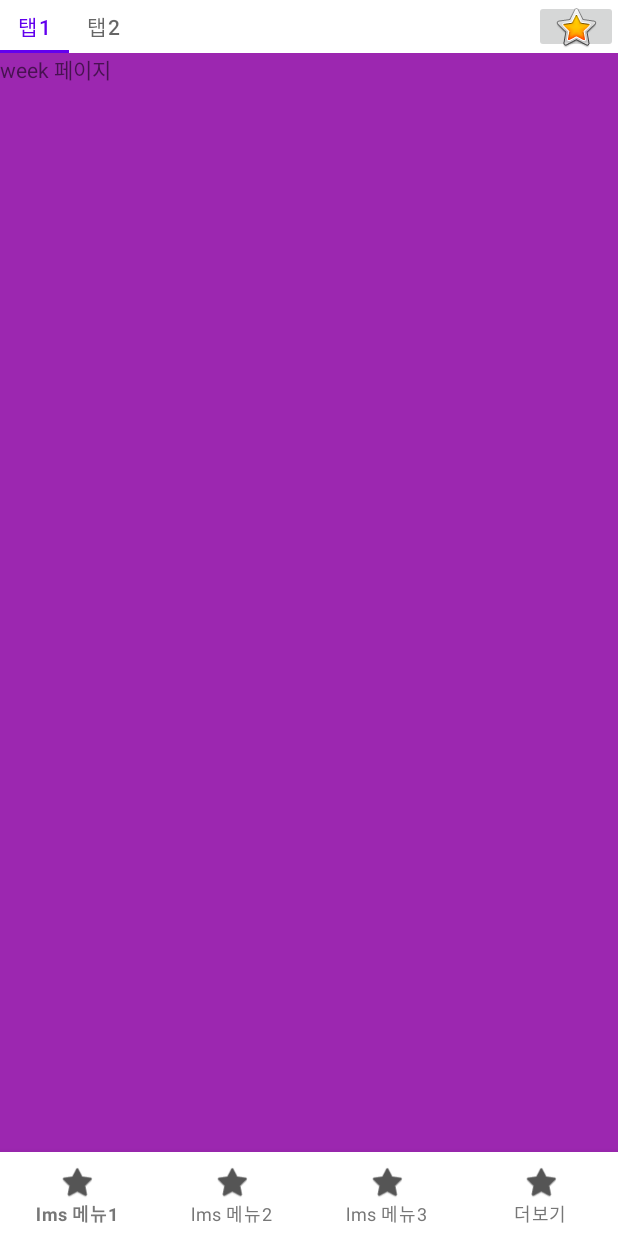
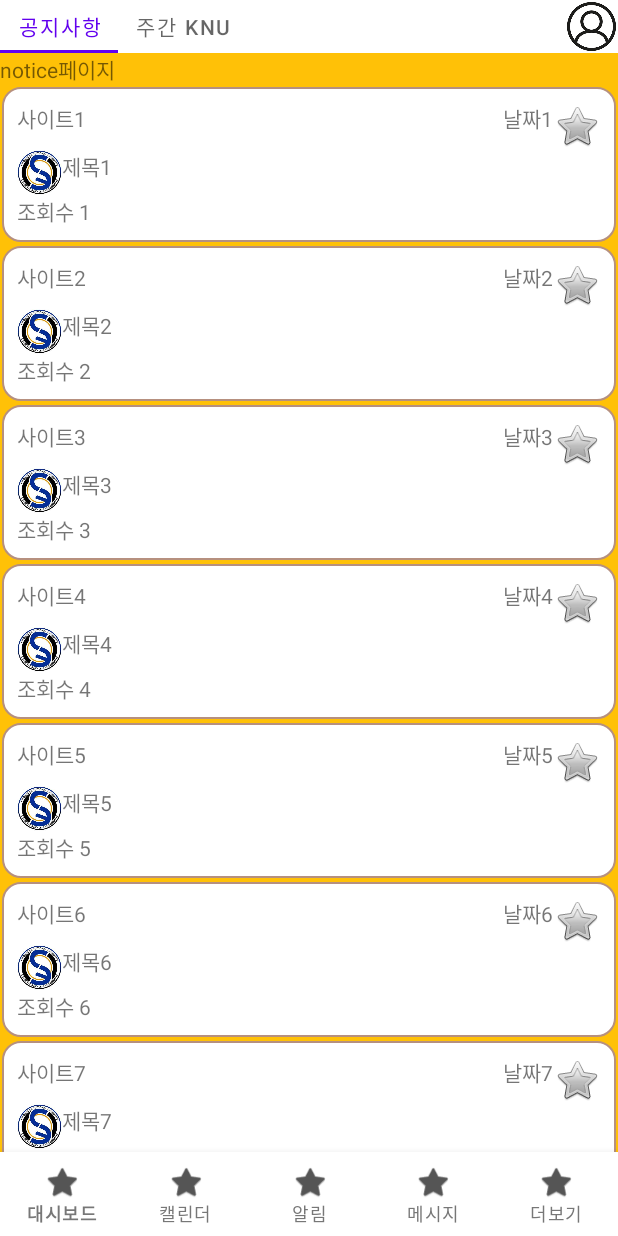
Before and after one commit to thumbzzero/mobile-app-programming-project, an Android app: the fragment MoreFragment placed in its activity, on a phone screen of 412 x 824 dp. Run offline under Robolectric (Android 15) with nearby library versions, the light colour scheme and no system bars.

Commit message:
메뉴 5개로 늘리고 setting->mypage로 액티비티명 수정

```diff
--- a/app/src/main/AndroidManifest.xml
+++ b/app/src/main/AndroidManifest.xml
@@ -21,7 +21,7 @@
                 android:value="" />
         </activity>
         <activity
-            android:name=".common.SettingActivity"
+            android:name=".common.MypageActivity"
             android:exported="false">
             <meta-data
                 android:name="android.app.lib_name"
--- a/app/src/main/java/com/example/mobileappproject/common/MainActivity.kt
+++ b/app/src/main/java/com/example/mobileappproject/common/MainActivity.kt
@@ -11,7 +11,7 @@ import com.example.mobileappproject.databinding.ActivityMainBinding
 
 class MainActivity : AppCompatActivity() {
     lateinit var fragment1: LmsMainFragment
-    lateinit var fragment4: MoreFragment
+    lateinit var fragment5: MoreFragment
     lateinit var fragmentManger:FragmentManager
 
     val initPageIndex:Int=1//처음 프래그먼트
@@ -49,6 +49,11 @@ class MainActivity : AppCompatActivity() {
                     Log.d("test", "4번 메뉴선택됨")
                     true
                 }
+                R.id.navigation_menu5 -> {
+                    changeFragment(5,true)
+                    Log.d("test", "5번 메뉴선택됨")
+                    true
+                }
             }
             false
         }
@@ -57,7 +62,7 @@ class MainActivity : AppCompatActivity() {
         if(!backBtnList.contains(index) && change) backBtnList.add(index)
 
         if(!::fragment1.isInitialized) fragment1 = LmsMainFragment()
-        if(!::fragment4.isInitialized) fragment4 = MoreFragment()
+        if(!::fragment5.isInitialized) fragment5 = MoreFragment()
         val transaction: FragmentTransaction = fragmentManger.beginTransaction()
         when(index){
             1->{
@@ -70,7 +75,10 @@ class MainActivity : AppCompatActivity() {
 
             }
             4->{
-                transaction.replace(R.id.fragment_container,fragment4).commit()
+
+            }
+            5->{
+                transaction.replace(R.id.fragment_container,fragment5).commit()
             }
         }
     }
--- a/app/src/main/java/com/example/mobileappproject/common/MoreFragment.kt
+++ b/app/src/main/java/com/example/mobileappproject/common/MoreFragment.kt
@@ -35,16 +35,15 @@ class MoreFragment : Fragment() {
 
         TabLayoutMediator(binding.tabLayout,binding.viewpager){tab,position->
             when(position){
-                0-> tab.text="탭1"
-                1-> tab.text="탭2"
+                0-> tab.text="공지사항"
+                1-> tab.text="주간 Knu"
             }
         }.attach()
 
-        binding.settingBtn.setOnClickListener {
+        binding.myPageImg.setOnClickListener {
             Log.d("test","액티비티 호출")
-            val intent =Intent(requireContext(), SettingActivity::class.java)
+            val intent =Intent(requireContext(), MypageActivity::class.java)
             startActivity(intent)
-            //(activity as MainActivity).overridePendingTransition(R.anim.none,R.anim.vertical_enter)
         }
 
 
--- a/app/src/main/java/com/example/mobileappproject/data/MyFragmentPagerAdapter.kt
+++ b/app/src/main/java/com/example/mobileappproject/data/MyFragmentPagerAdapter.kt
@@ -10,7 +10,7 @@ import com.example.mobileappproject.common.MoreWeekFragment
 class MyFragmentPagerAdapter(activity: FragmentActivity): FragmentStateAdapter(activity) {
     val fragments: List<Fragment>
     init {
-        fragments= listOf(MoreWeekFragment(), MoreNoticeFragment())
+        fragments= listOf( MoreNoticeFragment(),MoreWeekFragment())
         Log.d("test","Fragments size:${fragments.size}")
     }
 
--- a/app/src/main/res/anim/right_enter.xml
+++ b/app/src/main/res/anim/right_enter.xml
@@ -1,7 +1,7 @@
 <?xml version="1.0" encoding="utf-8"?>
 <set xmlns:android="http://schemas.android.com/apk/res/android">
     <translate
-        android:duration="300"
+        android:duration="200"
 
         android:fromXDelta="100%"
         android:interpolator="@android:anim/accelerate_decelerate_interpolator"
--- a/app/src/main/res/anim/vertical_enter.xml
+++ b/app/src/main/res/anim/right_exit.xml
@@ -1,8 +1,9 @@
 <?xml version="1.0" encoding="utf-8"?>
 <set xmlns:android="http://schemas.android.com/apk/res/android">
     <translate
-        android:duration="500"
-        android:fromYDelta="100%"
+        android:duration="200"
+
+        android:fromXDelta="0%"
         android:interpolator="@android:anim/accelerate_decelerate_interpolator"
-        android:toYDelta="0%" />
+        android:toXDelta="100%" />
 </set>
--- a/app/src/main/res/layout/activity_setting.xml
+++ b/app/src/main/res/layout/activity_mypage.xml
@@ -5,12 +5,12 @@
     android:layout_width="match_parent"
     android:layout_height="match_parent"
     android:orientation="vertical"
-    tools:context=".common.SettingActivity">
+    tools:context=".common.MypageActivity">
 
     <ImageView
         android:id="@+id/backBtn"
-        android:layout_width="30dp"
-        android:layout_height="30dp"
+        android:layout_width="25dp"
+        android:layout_height="25dp"
         android:layout_margin="10dp"
         app:srcCompat="@drawable/back_icon" />
 </LinearLayout>
--- a/app/src/main/res/layout/fragment_more.xml
+++ b/app/src/main/res/layout/fragment_more.xml
@@ -7,6 +7,8 @@
     android:orientation="vertical"
     tools:context=".common.MoreFragment">
 
+
+
     <LinearLayout
         android:layout_width="match_parent"
         android:layout_height="35dp"
@@ -15,27 +17,24 @@
         <com.google.android.material.tabs.TabLayout
             android:id="@+id/tabLayout"
             android:layout_width="wrap_content"
-            android:layout_gravity="start"
             android:layout_height="match_parent" />
 
         <View
             android:layout_width="0dp"
-            android:layout_height="0dp"
+            android:layout_height="match_parent"
             android:layout_weight="1" />
-
-        <ImageButton
-            android:id="@+id/settingBtn"
-            android:layout_gravity="end"
-            android:layout_width="wrap_content"
-            android:layout_height="wrap_content"
-            android:src="@android:drawable/btn_star_big_on" />
+        <ImageView
+            android:id="@+id/myPageImg"
+            android:layout_width="35dp"
+            android:layout_height="35dp"
+            android:src="@drawable/mypage_img_temp" />
 
     </LinearLayout>
 
     <androidx.viewpager2.widget.ViewPager2
         android:id="@+id/viewpager"
         android:layout_width="match_parent"
-        android:layout_height="wrap_content"
+        android:layout_height="0dp"
         android:layout_weight="1"/>
 
 </LinearLayout>
--- a/app/src/main/res/menu/menu_bottom.xml
+++ b/app/src/main/res/menu/menu_bottom.xml
@@ -3,20 +3,24 @@
     <item
         android:id="@+id/navigation_menu1"
         android:icon="@android:drawable/btn_star"
-        android:title="lms 메뉴1" />
+        android:title="대시보드" />
 
     <item
         android:id="@+id/navigation_menu2"
         android:icon="@android:drawable/btn_star"
-        android:title="lms 메뉴2" />
+        android:title="캘린더" />
 
     <item
         android:id="@+id/navigation_menu3"
         android:icon="@android:drawable/btn_star"
-        android:title="lms 메뉴3" />
+        android:title="알림" />
+    <item
+        android:id="@+id/navigation_menu4"
+        android:icon="@android:drawable/btn_star"
+        android:title="메시지" />
 
     <item
-        android:id="@+id/navigation_menu4"
+        android:id="@+id/navigation_menu5"
         android:icon="@android:drawable/btn_star"
         android:title="더보기" />
 
```
Also changed, not shown: app/src/main/java/com/example/mobileappproject/common/MypageActivity.kt (renamed from app/src/main/java/com/example/mobileappproject/common/SettingActivity.kt, +10 -3 lines), app/src/main/res/drawable-v24/mypage_img_temp.png (added).
